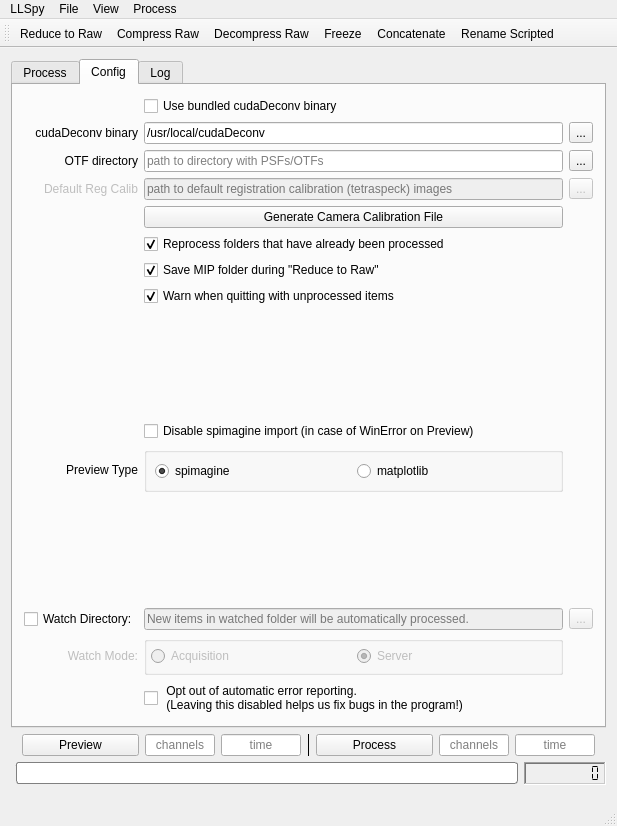
Above: llspy/gui/main_gui.ui from tlambert03/LLSpy before the change. Below: the same form after it.
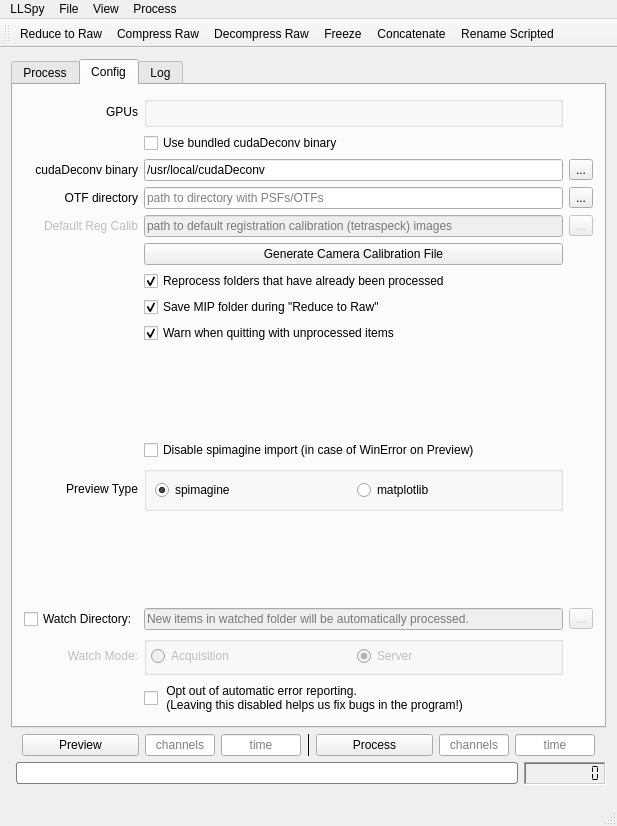
That is the form after the change. The open tabs and pages were chosen to show the change.

Commit message: add gpuCheckboxes to config tab

Diff of the .ui file:
```diff
--- a/llspy/gui/main_gui.ui
+++ b/llspy/gui/main_gui.ui
@@ -628,8 +628,8 @@
             <rect>
              <x>0</x>
              <y>0</y>
-             <width>467</width>
-             <height>227</height>
+             <width>547</width>
+             <height>267</height>
             </rect>
            </property>
            <attribute name="label">
@@ -1856,184 +1856,25 @@
        <attribute name="title">
         <string>Config</string>
        </attribute>
-       <layout class="QGridLayout" name="gridLayout">
-        <item row="14" column="0">
-         <widget class="QLabel" name="previewBackendLabel">
-          <property name="text">
-           <string>Preview Type</string>
+       <layout class="QGridLayout" name="configTabGridLayout">
+        <item row="11" column="2">
+         <widget class="QCheckBox" name="confirmOnQuitCheckBox">
+          <property name="toolTip">
+           <string>The &quot;reduce to raw&quot; function deletes all
+processed data, leaving only the original
+raw data.  This option retains any MIP
+folders found, as a smaller-sized
+preview of the dataset for later review.</string>
           </property>
-          <property name="alignment">
-           <set>Qt::AlignRight|Qt::AlignTrailing|Qt::AlignVCenter</set>
-          </property>
-          <property name="buddy">
-           <cstring>otfFolderLineEdit</cstring>
-          </property>
-         </widget>
-        </item>
-        <item row="15" column="2">
-         <spacer name="configTabVertSpacer">
-          <property name="orientation">
-           <enum>Qt::Vertical</enum>
-          </property>
-          <property name="sizeHint" stdset="0">
-           <size>
-            <width>20</width>
-            <height>600</height>
-           </size>
-          </property>
-         </spacer>
-        </item>
-        <item row="1" column="0">
-         <widget class="QLabel" name="cudaDeconvPathLabel">
           <property name="text">
-           <string>cudaDeconv binary</string>
-          </property>
-          <property name="alignment">
-           <set>Qt::AlignRight|Qt::AlignTrailing|Qt::AlignVCenter</set>
-          </property>
-          <property name="buddy">
-           <cstring>cudaDeconvPathLineEdit</cstring>
-          </property>
-         </widget>
-        </item>
-        <item row="1" column="6">
-         <widget class="QToolButton" name="cudaDeconvPathToolButton">
-          <property name="text">
-           <string>...</string>
-          </property>
-          <property name="autoRaise">
-           <bool>false</bool>
-          </property>
-         </widget>
-        </item>
-        <item row="1" column="2">
-         <widget class="QLineEdit" name="cudaDeconvPathLineEdit">
-          <property name="text">
-           <string>/usr/local/cudaDeconv</string>
-          </property>
-          <property name="readOnly">
-           <bool>true</bool>
-          </property>
-          <property name="placeholderText">
-           <string>path to cudaDeconv binary</string>
-          </property>
-         </widget>
-        </item>
-        <item row="17" column="0">
-         <widget class="QLabel" name="watchModeLabel">
-          <property name="enabled">
-           <bool>false</bool>
-          </property>
-          <property name="text">
-           <string>Watch Mode:</string>
-          </property>
-          <property name="alignment">
-           <set>Qt::AlignRight|Qt::AlignTrailing|Qt::AlignVCenter</set>
-          </property>
-         </widget>
-        </item>
-        <item row="16" column="2">
-         <widget class="QLineEdit" name="watchDirLineEdit">
-          <property name="enabled">
-           <bool>false</bool>
-          </property>
-          <property name="text">
-           <string/>
-          </property>
-          <property name="readOnly">
-           <bool>true</bool>
-          </property>
-          <property name="placeholderText">
-           <string>New items in watched folder will be automatically processed.</string>
-          </property>
-         </widget>
-        </item>
-        <item row="5" column="2">
-         <widget class="QLineEdit" name="defaultRegCalibPathLineEdit">
-          <property name="enabled">
-           <bool>false</bool>
-          </property>
-          <property name="text">
-           <string/>
-          </property>
-          <property name="placeholderText">
-           <string>path to default registration calibration (tetraspeck) images</string>
-          </property>
-         </widget>
-        </item>
-        <item row="0" column="2">
-         <widget class="QCheckBox" name="useBundledBinariesCheckBox">
-          <property name="text">
-           <string>Use bundled cudaDeconv binary</string>
+           <string>Warn when quitting with unprocessed items</string>
           </property>
           <property name="checked">
-           <bool>false</bool>
+           <bool>true</bool>
           </property>
          </widget>
         </item>
-        <item row="5" column="6">
-         <widget class="QToolButton" name="defaultRegCalibPathToolButton">
-          <property name="enabled">
-           <bool>false</bool>
-          </property>
-          <property name="text">
-           <string>...</string>
-          </property>
-         </widget>
-        </item>
-        <item row="16" column="6">
-         <widget class="QToolButton" name="watchDirToolButton">
-          <property name="enabled">
-           <bool>false</bool>
-          </property>
-          <property name="text">
-           <string>...</string>
-          </property>
-         </widget>
-        </item>
-        <item row="5" column="0">
-         <widget class="QLabel" name="defaultRegCalibPathLabel">
-          <property name="enabled">
-           <bool>false</bool>
-          </property>
-          <property name="text">
-           <string>Default Reg Calib</string>
-          </property>
-          <property name="alignment">
-           <set>Qt::AlignRight|Qt::AlignTrailing|Qt::AlignVCenter</set>
-          </property>
-          <property name="buddy">
-           <cstring>defaultRegCalibPathLineEdit</cstring>
-          </property>
-         </widget>
-        </item>
-        <item row="12" column="2">
-         <spacer name="configTabVertSpacer_2">
-          <property name="orientation">
-           <enum>Qt::Vertical</enum>
-          </property>
-          <property name="sizeHint" stdset="0">
-           <size>
-            <width>20</width>
-            <height>600</height>
-           </size>
-          </property>
-         </spacer>
-        </item>
-        <item row="2" column="0">
-         <widget class="QLabel" name="otfFolderPathLabel">
-          <property name="text">
-           <string>OTF directory</string>
-          </property>
-          <property name="alignment">
-           <set>Qt::AlignRight|Qt::AlignTrailing|Qt::AlignVCenter</set>
-          </property>
-          <property name="buddy">
-           <cstring>otfFolderLineEdit</cstring>
-          </property>
-         </widget>
-        </item>
-        <item row="8" column="2">
+        <item row="9" column="2">
          <widget class="QCheckBox" name="reprocessCheckBox">
           <property name="toolTip">
            <string>The &quot;reduce to raw&quot; function deletes all
@@ -2050,96 +1891,14 @@
           </property>
          </widget>
         </item>
-        <item row="9" column="2">
-         <widget class="QCheckBox" name="saveMIPsDuringReduceCheckBox">
-          <property name="toolTip">
-           <string>The &quot;reduce to raw&quot; function deletes all
-processed data, leaving only the original
-raw data.  This option retains any MIP
-folders found, as a smaller-sized
-preview of the dataset for later review.</string>
-          </property>
-          <property name="text">
-           <string>Save MIP folder during &quot;Reduce to Raw&quot;</string>
-          </property>
-          <property name="checked">
-           <bool>true</bool>
-          </property>
-         </widget>
-        </item>
-        <item row="2" column="6">
-         <widget class="QToolButton" name="otfFolderToolButton">
-          <property name="text">
-           <string>...</string>
-          </property>
-         </widget>
-        </item>
-        <item row="6" column="2">
-         <widget class="QPushButton" name="genFlashParams">
-          <property name="text">
-           <string>Generate Camera Calibration File</string>
-          </property>
-         </widget>
-        </item>
-        <item row="16" column="0">
+        <item row="17" column="0">
          <widget class="QCheckBox" name="watchDirCheckBox">
           <property name="text">
            <string>Watch Directory:</string>
           </property>
          </widget>
         </item>
-        <item row="2" column="2">
-         <widget class="QLineEdit" name="otfFolderLineEdit">
-          <property name="text">
-           <string/>
-          </property>
-          <property name="alignment">
-           <set>Qt::AlignLeading|Qt::AlignLeft|Qt::AlignVCenter</set>
-          </property>
-          <property name="readOnly">
-           <bool>true</bool>
-          </property>
-          <property name="placeholderText">
-           <string>path to directory with PSFs/OTFs</string>
-          </property>
-         </widget>
-        </item>
-        <item row="10" column="2">
-         <widget class="QCheckBox" name="confirmOnQuitCheckBox">
-          <property name="toolTip">
-           <string>The &quot;reduce to raw&quot; function deletes all
-processed data, leaving only the original
-raw data.  This option retains any MIP
-folders found, as a smaller-sized
-preview of the dataset for later review.</string>
-          </property>
-          <property name="text">
-           <string>Warn when quitting with unprocessed items</string>
-          </property>
-          <property name="checked">
-           <bool>true</bool>
-          </property>
-         </widget>
-        </item>
-        <item row="18" column="2">
-         <widget class="QCheckBox" name="errorOptOutCheckBox">
-          <property name="toolTip">
-           <string>The &quot;reduce to raw&quot; function deletes all
-processed data, leaving only the original
-raw data.  This option retains any MIP
-folders found, as a smaller-sized
-preview of the dataset for later review.</string>
-          </property>
-          <property name="text">
-           <string> Opt out of automatic error reporting. 
- (Leaving this disabled helps us fix bugs in the program!)</string>
-          </property>
-          <property name="checked">
-           <bool>false</bool>
-          </property>
-         </widget>
-        </item>
-        <item row="14" column="2">
+        <item row="15" column="2">
          <widget class="QGroupBox" name="previewBackendGroupBox">
           <property name="title">
            <string notr="true"/>
@@ -2177,7 +1936,7 @@
           </layout>
          </widget>
         </item>
-        <item row="17" column="2">
+        <item row="18" column="2">
          <widget class="QGroupBox" name="watchModeGroupBox">
           <property name="enabled">
            <bool>false</bool>
@@ -2236,7 +1995,82 @@
           </layout>
          </widget>
         </item>
-        <item row="13" column="2">
+        <item row="2" column="2">
+         <widget class="QLineEdit" name="cudaDeconvPathLineEdit">
+          <property name="text">
+           <string>/usr/local/cudaDeconv</string>
+          </property>
+          <property name="readOnly">
+           <bool>true</bool>
+          </property>
+          <property name="placeholderText">
+           <string>path to cudaDeconv binary</string>
+          </property>
+         </widget>
+        </item>
+        <item row="15" column="0">
+         <widget class="QLabel" name="previewBackendLabel">
+          <property name="text">
+           <string>Preview Type</string>
+          </property>
+          <property name="alignment">
+           <set>Qt::AlignRight|Qt::AlignTrailing|Qt::AlignVCenter</set>
+          </property>
+          <property name="buddy">
+           <cstring>otfFolderLineEdit</cstring>
+          </property>
+         </widget>
+        </item>
+        <item row="1" column="2">
+         <widget class="QCheckBox" name="useBundledBinariesCheckBox">
+          <property name="text">
+           <string>Use bundled cudaDeconv binary</string>
+          </property>
+          <property name="checked">
+           <bool>false</bool>
+          </property>
+         </widget>
+        </item>
+        <item row="6" column="6">
+         <widget class="QToolButton" name="defaultRegCalibPathToolButton">
+          <property name="enabled">
+           <bool>false</bool>
+          </property>
+          <property name="text">
+           <string>...</string>
+          </property>
+         </widget>
+        </item>
+        <item row="6" column="0">
+         <widget class="QLabel" name="defaultRegCalibPathLabel">
+          <property name="enabled">
+           <bool>false</bool>
+          </property>
+          <property name="text">
+           <string>Default Reg Calib</string>
+          </property>
+          <property name="alignment">
+           <set>Qt::AlignRight|Qt::AlignTrailing|Qt::AlignVCenter</set>
+          </property>
+          <property name="buddy">
+           <cstring>defaultRegCalibPathLineEdit</cstring>
+          </property>
+         </widget>
+        </item>
+        <item row="6" column="2">
+         <widget class="QLineEdit" name="defaultRegCalibPathLineEdit">
+          <property name="enabled">
+           <bool>false</bool>
+          </property>
+          <property name="text">
+           <string/>
+          </property>
+          <property name="placeholderText">
+           <string>path to default registration calibration (tetraspeck) images</string>
+          </property>
+         </widget>
+        </item>
+        <item row="14" column="2">
          <widget class="QCheckBox" name="disableSpimagineCheckBox">
           <property name="text">
            <string>Disable spimagine import (in case of WinError on Preview)</string>
@@ -2246,6 +2080,208 @@
           </property>
          </widget>
         </item>
+        <item row="17" column="2">
+         <widget class="QLineEdit" name="watchDirLineEdit">
+          <property name="enabled">
+           <bool>false</bool>
+          </property>
+          <property name="text">
+           <string/>
+          </property>
+          <property name="readOnly">
+           <bool>true</bool>
+          </property>
+          <property name="placeholderText">
+           <string>New items in watched folder will be automatically processed.</string>
+          </property>
+         </widget>
+        </item>
+        <item row="16" column="2">
+         <spacer name="configTabVertSpacer">
+          <property name="orientation">
+           <enum>Qt::Vertical</enum>
+          </property>
+          <property name="sizeHint" stdset="0">
+           <size>
+            <width>20</width>
+            <height>600</height>
+           </size>
+          </property>
+         </spacer>
+        </item>
+        <item row="3" column="2">
+         <widget class="QLineEdit" name="otfFolderLineEdit">
+          <property name="text">
+           <string/>
+          </property>
+          <property name="alignment">
+           <set>Qt::AlignLeading|Qt::AlignLeft|Qt::AlignVCenter</set>
+          </property>
+          <property name="readOnly">
+           <bool>true</bool>
+          </property>
+          <property name="placeholderText">
+           <string>path to directory with PSFs/OTFs</string>
+          </property>
+         </widget>
+        </item>
+        <item row="13" column="2">
+         <spacer name="configTabVertSpacer_2">
+          <property name="orientation">
+           <enum>Qt::Vertical</enum>
+          </property>
+          <property name="sizeHint" stdset="0">
+           <size>
+            <width>20</width>
+            <height>600</height>
+           </size>
+          </property>
+         </spacer>
+        </item>
+        <item row="2" column="6">
+         <widget class="QToolButton" name="cudaDeconvPathToolButton">
+          <property name="text">
+           <string>...</string>
+          </property>
+          <property name="autoRaise">
+           <bool>false</bool>
+          </property>
+         </widget>
+        </item>
+        <item row="10" column="2">
+         <widget class="QCheckBox" name="saveMIPsDuringReduceCheckBox">
+          <property name="toolTip">
+           <string>The &quot;reduce to raw&quot; function deletes all
+processed data, leaving only the original
+raw data.  This option retains any MIP
+folders found, as a smaller-sized
+preview of the dataset for later review.</string>
+          </property>
+          <property name="text">
+           <string>Save MIP folder during &quot;Reduce to Raw&quot;</string>
+          </property>
+          <property name="checked">
+           <bool>true</bool>
+          </property>
+         </widget>
+        </item>
+        <item row="3" column="6">
+         <widget class="QToolButton" name="otfFolderToolButton">
+          <property name="text">
+           <string>...</string>
+          </property>
+         </widget>
+        </item>
+        <item row="3" column="0">
+         <widget class="QLabel" name="otfFolderPathLabel">
+          <property name="text">
+           <string>OTF directory</string>
+          </property>
+          <property name="alignment">
+           <set>Qt::AlignRight|Qt::AlignTrailing|Qt::AlignVCenter</set>
+          </property>
+          <property name="buddy">
+           <cstring>otfFolderLineEdit</cstring>
+          </property>
+         </widget>
+        </item>
+        <item row="18" column="0">
+         <widget class="QLabel" name="watchModeLabel">
+          <property name="enabled">
+           <bool>false</bool>
+          </property>
+          <property name="text">
+           <string>Watch Mode:</string>
+          </property>
+          <property name="alignment">
+           <set>Qt::AlignRight|Qt::AlignTrailing|Qt::AlignVCenter</set>
+          </property>
+         </widget>
+        </item>
+        <item row="19" column="2">
+         <widget class="QCheckBox" name="errorOptOutCheckBox">
+          <property name="toolTip">
+           <string>The &quot;reduce to raw&quot; function deletes all
+processed data, leaving only the original
+raw data.  This option retains any MIP
+folders found, as a smaller-sized
+preview of the dataset for later review.</string>
+          </property>
+          <property name="text">
+           <string> Opt out of automatic error reporting. 
+ (Leaving this disabled helps us fix bugs in the program!)</string>
+          </property>
+          <property name="checked">
+           <bool>false</bool>
+          </property>
+         </widget>
+        </item>
+        <item row="17" column="6">
+         <widget class="QToolButton" name="watchDirToolButton">
+          <property name="enabled">
+           <bool>false</bool>
+          </property>
+          <property name="text">
+           <string>...</string>
+          </property>
+         </widget>
+        </item>
+        <item row="7" column="2">
+         <widget class="QPushButton" name="genFlashParams">
+          <property name="text">
+           <string>Generate Camera Calibration File</string>
+          </property>
+         </widget>
+        </item>
+        <item row="2" column="0">
+         <widget class="QLabel" name="cudaDeconvPathLabel">
+          <property name="text">
+           <string>cudaDeconv binary</string>
+          </property>
+          <property name="alignment">
+           <set>Qt::AlignRight|Qt::AlignTrailing|Qt::AlignVCenter</set>
+          </property>
+          <property name="buddy">
+           <cstring>cudaDeconvPathLineEdit</cstring>
+          </property>
+         </widget>
+        </item>
+        <item row="0" column="2">
+         <widget class="QGroupBox" name="gpusGroupBox">
+          <property name="toolTip">
+           <string>Toggle the GPUs that you want to use for processing.
+ Work will be distributed among them</string>
+          </property>
+          <property name="title">
+           <string/>
+          </property>
+          <layout class="QHBoxLayout" name="gpuGroupBoxLayout">
+           <property name="topMargin">
+            <number>2</number>
+           </property>
+           <property name="bottomMargin">
+            <number>2</number>
+           </property>
+          </layout>
+         </widget>
+        </item>
+        <item row="0" column="0">
+         <widget class="QLabel" name="cudaDeconvPathLabel_2">
+          <property name="toolTip">
+           <string>Toggle the GPUs that you want to use for processing.
+ Work will be distributed among them</string>
+          </property>
+          <property name="text">
+           <string>GPUs</string>
+          </property>
+          <property name="alignment">
+           <set>Qt::AlignRight|Qt::AlignTrailing|Qt::AlignVCenter</set>
+          </property>
+          <property name="buddy">
+           <cstring>cudaDeconvPathLineEdit</cstring>
+          </property>
+         </widget>
+        </item>
        </layout>
       </widget>
       <widget class="QWidget" name="tab_log">
```
The commit also changes 2 other files.
